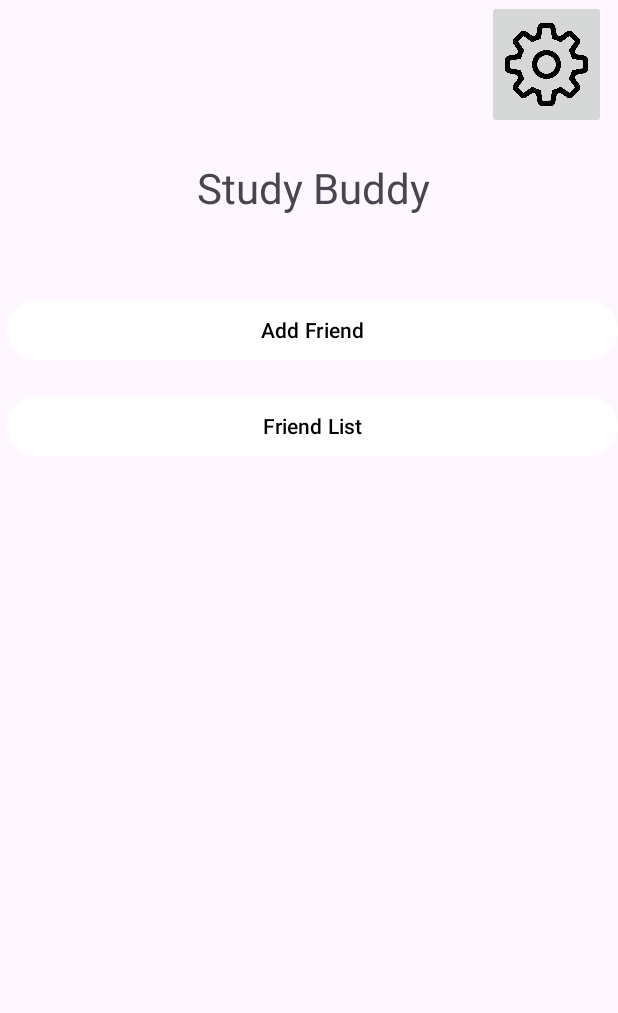
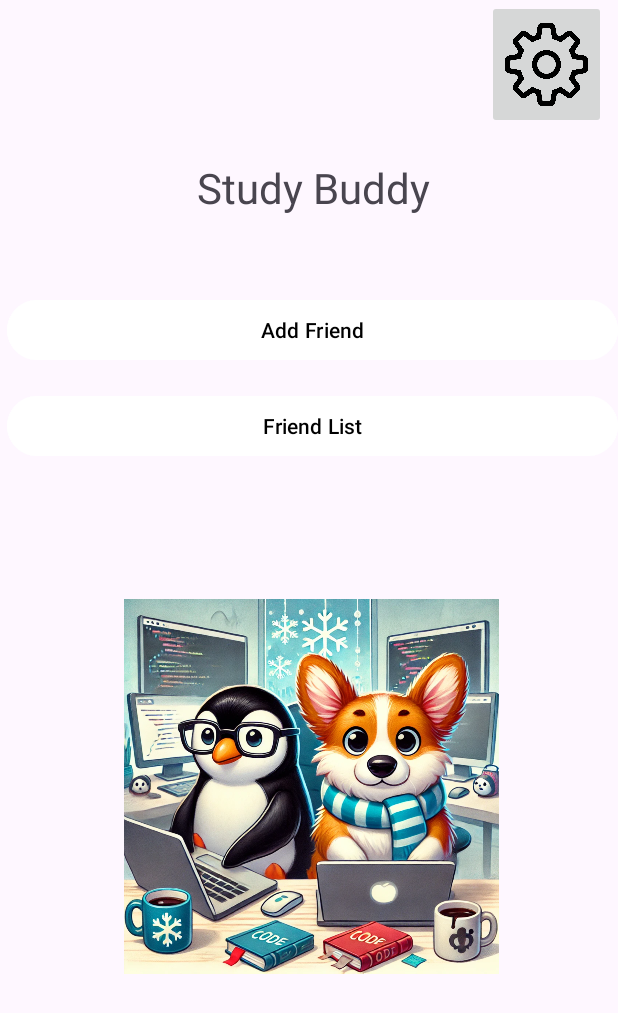
Before and after one commit to ChapCarr/WhosOn, an Android app: the screen it shows after launch (MainActivity), on a phone screen of 412 x 824 dp. Shown: the top 1013 px of the screen. Run offline under Robolectric (Android 15) with nearby library versions, the phone set to English and light mode, and no system bars.

Commit message:
up to date

```diff
--- a/app/src/main/res/layout/activity_main.xml
+++ b/app/src/main/res/layout/activity_main.xml
@@ -70,6 +70,17 @@
             app:layout_constraintHorizontal_bias="0.0"
             app:layout_constraintStart_toStartOf="parent"
             app:layout_constraintTop_toBottomOf="@+id/addFriend_button" />
+
+        <ImageView
+            android:id="@+id/imageView12"
+            android:layout_width="250dp"
+            android:layout_height="360dp"
+            android:layout_marginBottom="4dp"
+            app:layout_constraintBottom_toBottomOf="parent"
+            app:layout_constraintEnd_toEndOf="parent"
+            app:layout_constraintHorizontal_bias="0.496"
+            app:layout_constraintStart_toStartOf="parent"
+            app:srcCompat="@drawable/dall_e_2024_11_18_21_59_50___an_adorable_scene_featuring_a_penguin_and_a_corgi_sitting_side_by_side_at_a_desk__both_working_as_coders__the_penguin_is_black_and_white__wearing_glas" />
     </androidx.constraintlayout.widget.ConstraintLayout>
 
 </androidx.constraintlayout.widget.ConstraintLayout>
--- a/app/src/main/res/layout/activity_settings2.xml
+++ b/app/src/main/res/layout/activity_settings2.xml
@@ -5,6 +5,7 @@
     android:id="@+id/settingActivity"
     android:layout_width="match_parent"
     android:layout_height="match_parent"
+    android:textAlignment="center"
     tools:context=".SettingsActivity">
 
     <androidx.constraintlayout.widget.ConstraintLayout
@@ -60,8 +61,10 @@
             android:layout_marginTop="130dp"
             android:layout_marginBottom="35dp"
             android:text="Settings"
+            android:textSize="48dp"
             app:layout_constraintBottom_toTopOf="@+id/account_button"
             app:layout_constraintEnd_toEndOf="parent"
+            app:layout_constraintHorizontal_bias="0.496"
             app:layout_constraintStart_toStartOf="parent"
             app:layout_constraintTop_toTopOf="parent" />
 
```
